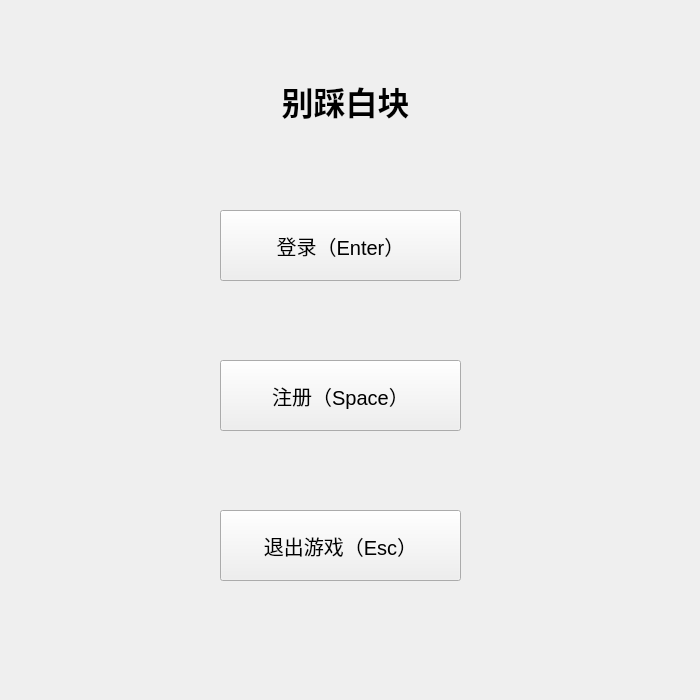
The window that MyWhiteBlock3.0/start.ui (PKUZhangHQ/PianoTiles) describes before a commit, drawn with Qt 5.
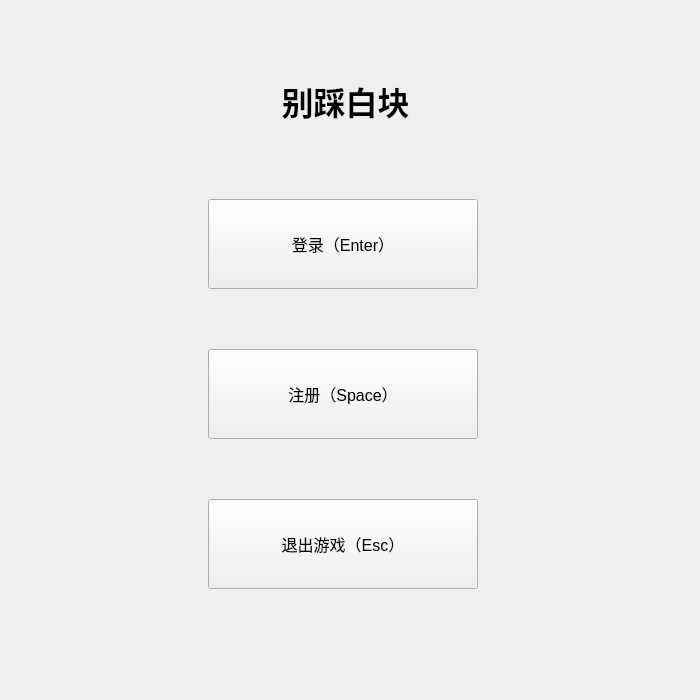
The same window after the commit.

```diff
--- a/MyWhiteBlock3.0/start.ui
+++ b/MyWhiteBlock3.0/start.ui
@@ -28,15 +28,15 @@
   <widget class="QPushButton" name="login">
    <property name="geometry">
     <rect>
-     <x>220</x>
-     <y>210</y>
-     <width>241</width>
-     <height>71</height>
+     <x>208</x>
+     <y>199</y>
+     <width>270</width>
+     <height>90</height>
     </rect>
    </property>
    <property name="font">
     <font>
-     <pointsize>15</pointsize>
+     <pointsize>12</pointsize>
     </font>
    </property>
    <property name="text">
@@ -46,15 +46,15 @@
   <widget class="QPushButton" name="exit">
    <property name="geometry">
     <rect>
-     <x>220</x>
-     <y>510</y>
-     <width>241</width>
-     <height>71</height>
+     <x>208</x>
+     <y>499</y>
+     <width>270</width>
+     <height>90</height>
     </rect>
    </property>
    <property name="font">
     <font>
-     <pointsize>15</pointsize>
+     <pointsize>12</pointsize>
     </font>
    </property>
    <property name="text">
@@ -64,15 +64,15 @@
   <widget class="QPushButton" name="register_2">
    <property name="geometry">
     <rect>
-     <x>220</x>
-     <y>360</y>
-     <width>241</width>
-     <height>71</height>
+     <x>208</x>
+     <y>349</y>
+     <width>270</width>
+     <height>90</height>
     </rect>
    </property>
    <property name="font">
     <font>
-     <pointsize>15</pointsize>
+     <pointsize>12</pointsize>
     </font>
    </property>
    <property name="text">
```
